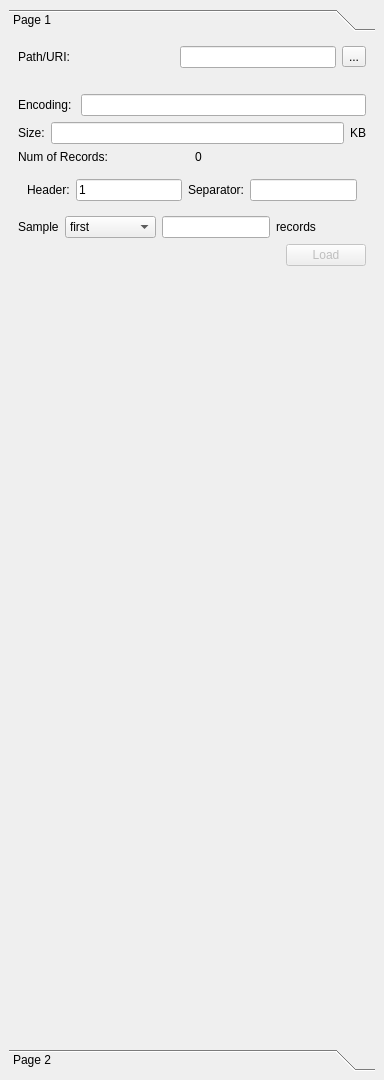
Shawn91/vpandas, file resources/ui/settings_functions_stacked_widget.ui: the form before one commit.
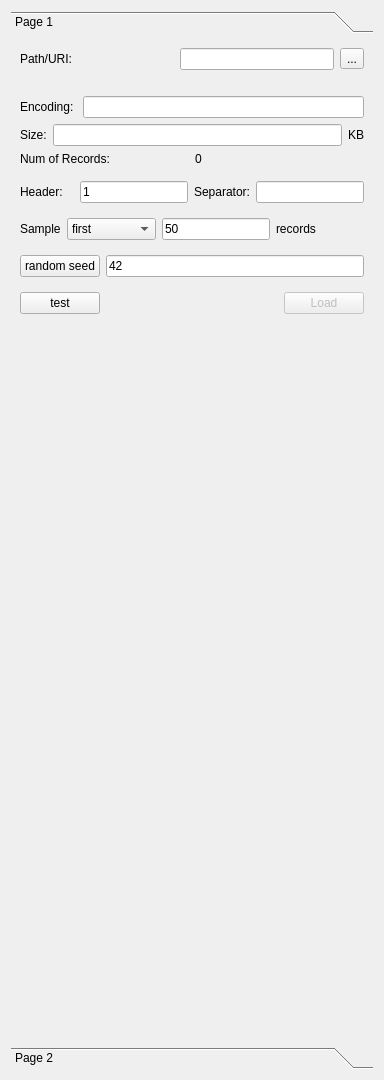
The form after the commit. The open tabs and pages were chosen to show the change.

What changed in the file:
```diff
--- a/resources/ui/settings_functions_stacked_widget.ui
+++ b/resources/ui/settings_functions_stacked_widget.ui
@@ -26,11 +26,32 @@
    <number>0</number>
   </property>
   <widget class="QWidget" name="page">
-   <layout class="QVBoxLayout" name="verticalLayout_2">
-    <item>
      <widget class="QToolBox" name="toolBox">
+    <property name="geometry">
+     <rect>
+      <x>11</x>
+      <y>11</y>
+      <width>362</width>
+      <height>1058</height>
+     </rect>
+    </property>
+    <property name="minimumSize">
+     <size>
+      <width>0</width>
+      <height>0</height>
+     </size>
+    </property>
+    <property name="baseSize">
+     <size>
+      <width>0</width>
+      <height>0</height>
+     </size>
+    </property>
+    <property name="lineWidth">
+     <number>0</number>
+    </property>
       <property name="currentIndex">
-       <number>0</number>
+     <number>1</number>
       </property>
       <widget class="QWidget" name="page_2">
        <property name="geometry">
@@ -65,6 +86,9 @@
               <verstretch>0</verstretch>
              </sizepolicy>
             </property>
+          <property name="text">
+           <string/>
+          </property>
            </widget>
           </item>
           <item>
@@ -161,6 +185,12 @@
            <bool>true</bool>
           </property>
           <layout class="QHBoxLayout" name="csv_settings_layout">
+         <property name="leftMargin">
+          <number>0</number>
+         </property>
+         <property name="rightMargin">
+          <number>0</number>
+         </property>
            <item>
             <widget class="QLabel" name="label_2">
              <property name="enabled">
@@ -267,6 +297,9 @@
               <verstretch>0</verstretch>
              </sizepolicy>
             </property>
+          <property name="text">
+           <string>50</string>
+          </property>
            </widget>
           </item>
           <item>
@@ -284,8 +317,41 @@
           </item>
          </layout>
         </item>
+      <item>
+       <widget class="QWidget" name="random_seed_wcontainer" native="true">
+        <layout class="QHBoxLayout" name="horizontalLayout_7">
+         <property name="leftMargin">
+          <number>0</number>
+         </property>
+         <property name="rightMargin">
+          <number>0</number>
+         </property>
+         <item>
+          <widget class="QPushButton" name="random_seed_label">
+           <property name="text">
+            <string>random seed</string>
+           </property>
+          </widget>
+         </item>
+         <item>
+          <widget class="QLineEdit" name="random_seed_le">
+           <property name="text">
+            <string>42</string>
+           </property>
+          </widget>
+         </item>
+        </layout>
+       </widget>
+      </item>
         <item>
          <layout class="QHBoxLayout" name="horizontalLayout_6">
+        <item>
+         <widget class="QPushButton" name="test_btn">
+          <property name="text">
+           <string>test</string>
+          </property>
+         </widget>
+        </item>
           <item>
            <spacer name="horizontalSpacer">
             <property name="orientation">
@@ -338,10 +404,47 @@
        <attribute name="label">
         <string>Page 2</string>
        </attribute>
-      </widget>
+     <widget class="QLineEdit" name="select_columns_le">
+      <property name="geometry">
+       <rect>
+        <x>120</x>
+        <y>10</y>
+        <width>141</width>
+        <height>21</height>
+       </rect>
+      </property>
+     </widget>
+     <widget class="QLabel" name="select_columns_label">
+      <property name="geometry">
+       <rect>
+        <x>14</x>
+        <y>10</y>
+        <width>101</width>
+        <height>20</height>
+       </rect>
+      </property>
+      <property name="text">
+       <string>Select Columns:</string>
+      </property>
      </widget>
-    </item>
-   </layout>
+     <widget class="QPushButton" name="select_columns_confirm_btn">
+      <property name="geometry">
+       <rect>
+        <x>270</x>
+        <y>10</y>
+        <width>93</width>
+        <height>28</height>
+       </rect>
+      </property>
+      <property name="styleSheet">
+       <string notr="true"/>
+      </property>
+      <property name="text">
+       <string>Confirm</string>
+      </property>
+     </widget>
+    </widget>
+   </widget>
   </widget>
   <widget class="QWidget" name="page"/>
  </widget>
```
Left out of the diff: 53 changed lines with no effect on the pictures. Lines whose indentation alone changed are shown as unchanged.
